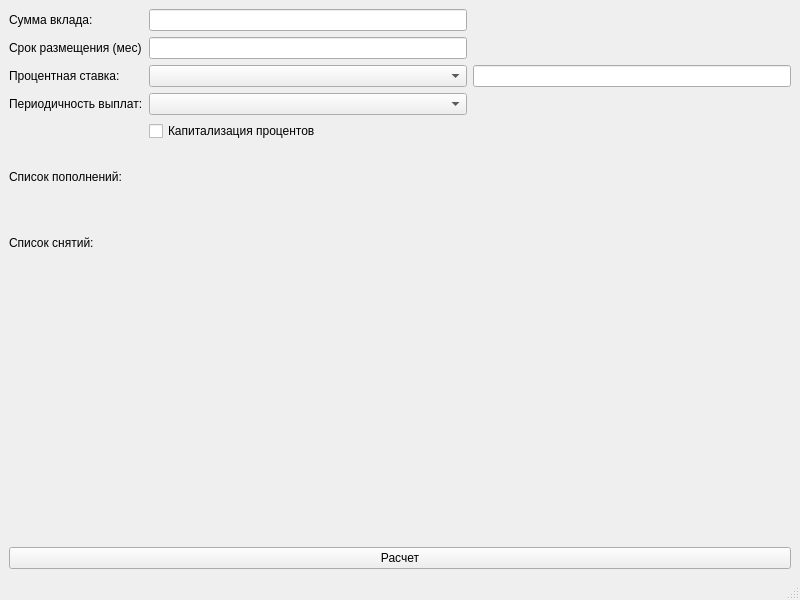
Old version of the form src/calculator/depcalc.ui in the repository ElectricEnchanter/Calculator_v1.0.
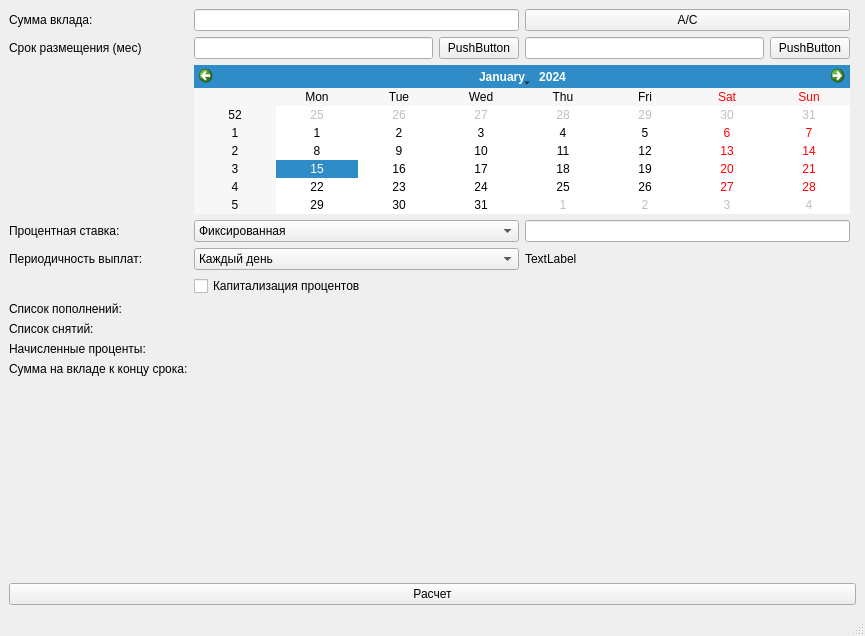
New version of the form.

The edit to the form file:
```diff
--- a/src/calculator/depcalc.ui
+++ b/src/calculator/depcalc.ui
@@ -6,38 +6,24 @@
    <rect>
     <x>0</x>
     <y>0</y>
-    <width>800</width>
-    <height>600</height>
+    <width>865</width>
+    <height>636</height>
    </rect>
   </property>
   <property name="windowTitle">
    <string>MainWindow</string>
   </property>
   <widget class="QWidget" name="centralwidget">
-   <layout class="QVBoxLayout" name="verticalLayout_2">
+   <layout class="QVBoxLayout" name="verticalLayout_2" stretch="0,1,0">
     <item>
      <layout class="QGridLayout" name="gridLayout">
-      <item row="3" column="0">
-       <widget class="QLabel" name="payFrequencyLabel">
-        <property name="text">
-         <string>Периодичность выплат:</string>
-        </property>
-       </widget>
-      </item>
-      <item row="2" column="2">
-       <widget class="QLineEdit" name="interRateInput">
+      <item row="8" column="1">
+       <widget class="QLabel" name="AccruedIntOutput">
         <property name="text">
          <string/>
         </property>
        </widget>
       </item>
-      <item row="2" column="0">
-       <widget class="QLabel" name="interRateLabel">
-        <property name="text">
-         <string>Процентная ставка:</string>
-        </property>
-       </widget>
-      </item>
       <item row="0" column="0">
        <widget class="QLabel" name="DepAmount">
         <property name="text">
@@ -45,6 +31,13 @@
         </property>
        </widget>
       </item>
+      <item row="7" column="0">
+       <widget class="QLabel" name="withdrawalListLabel">
+        <property name="text">
+         <string>Список снятий:</string>
+        </property>
+       </widget>
+      </item>
       <item row="1" column="0">
        <widget class="QLabel" name="periodLabel">
         <property name="text">
@@ -52,38 +45,162 @@
         </property>
        </widget>
       </item>
-      <item row="3" column="1">
-       <widget class="QComboBox" name="payFrequencyBox"/>
-      </item>
-      <item row="5" column="0">
+      <item row="6" column="0">
        <widget class="QLabel" name="refillListLabel">
         <property name="text">
          <string>Список пополнений:</string>
         </property>
        </widget>
       </item>
+      <item row="0" column="1">
+       <widget class="QLineEdit" name="depAmountInput"/>
+      </item>
+      <item row="8" column="0">
+       <widget class="QLabel" name="AccruedIntLabel">
+        <property name="text">
+         <string>Начисленные проценты:</string>
+        </property>
+       </widget>
+      </item>
+      <item row="1" column="3">
+       <widget class="QWidget" name="widget_2" native="true"/>
+      </item>
+      <item row="3" column="1">
+       <widget class="QComboBox" name="interRateBox">
+        <item>
+         <property name="text">
+          <string>Фиксированная</string>
+         </property>
+        </item>
+       </widget>
+      </item>
+      <item row="4" column="0">
+       <widget class="QLabel" name="payFrequencyLabel">
+        <property name="text">
+         <string>Периодичность выплат:</string>
+        </property>
+       </widget>
+      </item>
+      <item row="9" column="0">
+       <widget class="QLabel" name="endAmountLabel">
+        <property name="text">
+         <string>Сумма на вкладе к концу срока:</string>
+        </property>
+       </widget>
+      </item>
+      <item row="3" column="0">
+       <widget class="QLabel" name="interRateLabel">
+        <property name="text">
+         <string>Процентная ставка:</string>
+        </property>
+       </widget>
+      </item>
+      <item row="1" column="2">
+       <layout class="QHBoxLayout" name="horizontalLayout">
+        <item>
+         <widget class="QLineEdit" name="periodEndInput"/>
+        </item>
+        <item>
+         <widget class="QPushButton" name="periodEndInputButton">
+          <property name="text">
+           <string>PushButton</string>
+          </property>
+         </widget>
+        </item>
+       </layout>
+      </item>
       <item row="4" column="1">
+       <widget class="QComboBox" name="payFrequencyBox">
+        <item>
+         <property name="text">
+          <string>Каждый день</string>
+         </property>
+        </item>
+        <item>
+         <property name="text">
+          <string>Каждую неделю</string>
+         </property>
+        </item>
+        <item>
+         <property name="text">
+          <string>Раз в месяц</string>
+         </property>
+        </item>
+        <item>
+         <property name="text">
+          <string>Раз в квартал</string>
+         </property>
+        </item>
+        <item>
+         <property name="text">
+          <string>Раз в полгода</string>
+         </property>
+        </item>
+        <item>
+         <property name="text">
+          <string>Раз в год</string>
+         </property>
+        </item>
+        <item>
+         <property name="text">
+          <string>В конце срока</string>
+         </property>
+        </item>
+       </widget>
+      </item>
+      <item row="4" column="2">
+       <widget class="QLabel" name="label">
+        <property name="text">
+         <string>TextLabel</string>
+        </property>
+       </widget>
+      </item>
+      <item row="5" column="1">
        <widget class="QCheckBox" name="capitalization">
         <property name="text">
          <string>Капитализация процентов</string>
         </property>
        </widget>
       </item>
-      <item row="6" column="0">
-       <widget class="QLabel" name="withdrawalListLabel">
+      <item row="9" column="1">
+       <widget class="QLabel" name="endAmountOutput">
         <property name="text">
-         <string>Список снятий:</string>
+         <string/>
         </property>
        </widget>
       </item>
       <item row="1" column="1">
-       <widget class="QLineEdit" name="periodInput"/>
+       <layout class="QHBoxLayout" name="horizontalLayout_2" stretch="0,0">
+        <property name="spacing">
+         <number>-1</number>
+        </property>
+        <property name="sizeConstraint">
+         <enum>QLayout::SetDefaultConstraint</enum>
+        </property>
+        <item>
+         <widget class="QLineEdit" name="periodStartInput"/>
+        </item>
+        <item>
+         <widget class="QPushButton" name="periodStartInputButton">
+          <property name="text">
+           <string>PushButton</string>
+          </property>
+         </widget>
+        </item>
+       </layout>
       </item>
-      <item row="2" column="1">
-       <widget class="QComboBox" name="interRateBox"/>
+      <item row="2" column="1" colspan="2">
+       <widget class="QCalendarWidget" name="calendarWidget"/>
       </item>
-      <item row="0" column="1">
-       <widget class="QLineEdit" name="DepAmountInput"/>
+      <item row="3" column="2">
+       <widget class="QLineEdit" name="interRateInput"/>
+      </item>
+      <item row="0" column="2">
+       <widget class="QPushButton" name="reset">
+        <property name="text">
+         <string>A/C</string>
+        </property>
+       </widget>
       </item>
      </layout>
     </item>
```
Left out of the diff: 2 changed lines with no effect on the pictures.
